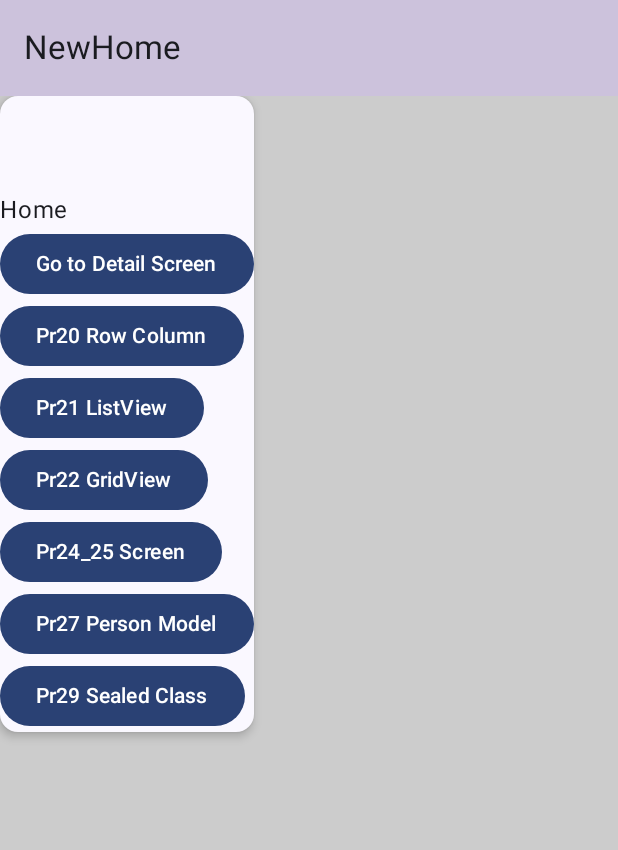
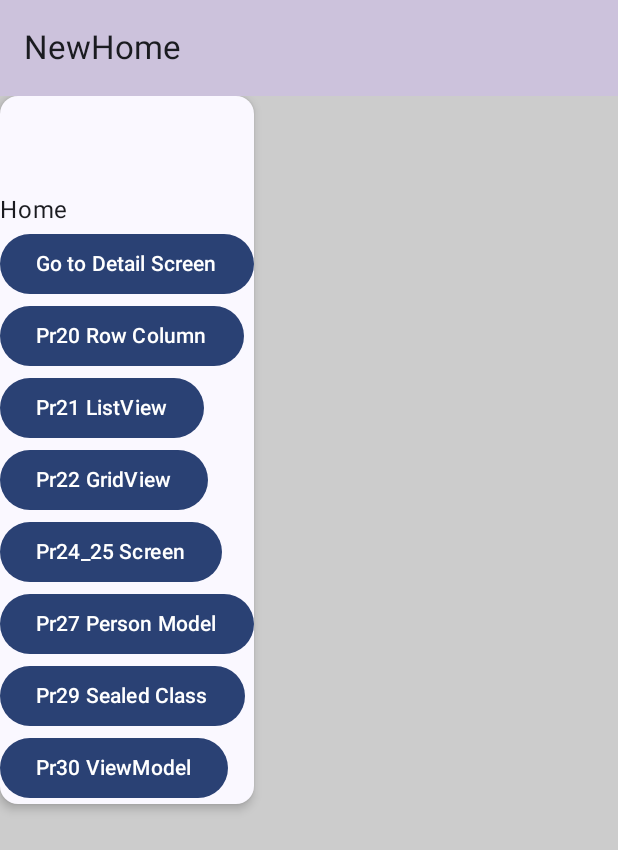
Before and after one commit to dimad2602/Kotlin_course, an Android app built with Jetpack Compose: the screen it shows after launch (MainActivity), on a phone screen of 412 x 824 dp. Shown: the top 850 px of the screen. Run offline under Robolectric (Android 15) with nearby library versions, the phone set to English and light mode, and no system bars.

Commit message:
viewModel test

```diff
--- a/app/build.gradle.kts
+++ b/app/build.gradle.kts
@@ -51,6 +51,7 @@ android {
 
 dependencies {
 
+    implementation(libs.androidx.lifecycle.viewmodel.compose)
     implementation(libs.androidx.core.ktx)
     implementation(libs.androidx.lifecycle.runtime.ktx)
     implementation(libs.androidx.activity.compose)
@@ -64,6 +65,7 @@ dependencies {
     implementation(libs.androidx.activity)
     implementation(libs.androidx.navigation.runtime.ktx)
     implementation(libs.androidx.navigation.compose)
+    implementation(libs.androidx.runtime.livedata)
     testImplementation(libs.junit)
     androidTestImplementation(libs.androidx.junit)
     androidTestImplementation(libs.androidx.espresso.core)
--- a/app/src/main/java/com/example/first_empty_activity/MainActivity.kt
+++ b/app/src/main/java/com/example/first_empty_activity/MainActivity.kt
@@ -9,6 +9,7 @@ import com.example.first_empty_activity.ui.theme.First_empty_activityTheme
 class MainActivity : ComponentActivity() {
     override fun onCreate(savedInstanceState: Bundle?) {
         super.onCreate(savedInstanceState)
+
         setContent {
             First_empty_activityTheme {
                 AppNavHost()
--- /dev/null
+++ b/app/src/main/java/com/example/first_empty_activity/data/models/itemModel/ItemModel.kt
@@ -0,0 +1,4 @@
+package com.example.first_empty_activity.data.models.itemModel
+
+class ItemModel(name: String, weight: String, cost: String, description: String) {
+}
--- /dev/null
+++ b/app/src/main/java/com/example/first_empty_activity/domain/list_search/list_search_event.kt
@@ -0,0 +1 @@
+package com.example.first_empty_activity.domain.list_search
--- /dev/null
+++ b/app/src/main/java/com/example/first_empty_activity/domain/list_search/list_search_factory.kt
@@ -0,0 +1,15 @@
+package com.example.first_empty_activity.domain.list_search
+
+import androidx.lifecycle.ViewModel
+import androidx.lifecycle.ViewModelProvider
+import com.example.first_empty_activity.domain.repositories.list_search.ListSearchRepo
+
+class ListSearchViewModelFactory(private val repository: ListSearchRepo) : ViewModelProvider.Factory {
+    override fun <T : ViewModel> create(modelClass: Class<T>): T {
+        if (modelClass.isAssignableFrom(ListSearchViewModel::class.java)) {
+            @Suppress("UNCHECKED_CAST")
+            return ListSearchViewModel(repository) as T
+        }
+        throw IllegalArgumentException("Unknown ViewModel class")
+    }
+}
--- /dev/null
+++ b/app/src/main/java/com/example/first_empty_activity/domain/list_search/list_search_state.kt
@@ -0,0 +1 @@
+package com.example.first_empty_activity.domain.list_search
--- /dev/null
+++ b/app/src/main/java/com/example/first_empty_activity/domain/list_search/list_search_view_model.kt
@@ -0,0 +1,52 @@
+package com.example.first_empty_activity.domain.list_search
+
+import androidx.lifecycle.LiveData
+import androidx.lifecycle.MutableLiveData
+import androidx.lifecycle.ViewModel
+import androidx.lifecycle.viewModelScope
+import com.example.first_empty_activity.data.models.itemModel.ItemModel
+import com.example.first_empty_activity.domain.repositories.list_search.ListSearchRepo
+import kotlinx.coroutines.launch
+
+class ListSearchViewModel(private val repository: ListSearchRepo) : ViewModel() {
+    private val _items = MutableLiveData<List<ItemModel>>()
+    val items: LiveData<List<ItemModel>> = _items
+
+    private val _loading = MutableLiveData<Boolean>()
+    val loading: LiveData<Boolean> = _loading
+
+    private val _error = MutableLiveData<String?>()
+    val error: LiveData<String?> = _error
+
+    init {
+        fetchItems()
+    }
+
+    fun fetchItems() {
+        viewModelScope.launch {
+            _loading.value = true
+            try {
+                _items.value = repository.getItems()
+                _error.value = null
+            } catch (e: Exception) {
+                _error.value = e.message
+            } finally {
+                _loading.value = false
+            }
+        }
+    }
+
+    fun searchItems(query: String) {
+        viewModelScope.launch {
+            _loading.value = true
+            try {
+                _items.value = repository.searchItems(query)
+                _error.value = null
+            } catch (e: Exception) {
+                _error.value = e.message
+            } finally {
+                _loading.value = false
+            }
+        }
+    }
+}
--- /dev/null
+++ b/app/src/main/java/com/example/first_empty_activity/domain/repositories/list_search/Ilist_search.kt
@@ -0,0 +1,9 @@
+package com.example.first_empty_activity.domain.repositories.list_search
+
+import com.example.first_empty_activity.data.models.itemModel.ItemModel
+
+interface Ilist_search{
+    fun getItems(): List<ItemModel>
+
+    suspend fun searchItems(query: String): List<ItemModel>
+}
--- /dev/null
+++ b/app/src/main/java/com/example/first_empty_activity/domain/repositories/list_search/list_search_repo.kt
@@ -0,0 +1,33 @@
+package com.example.first_empty_activity.domain.repositories.list_search
+
+import com.example.first_empty_activity.data.models.itemModel.ItemModel
+
+class ListSearchRepo() : Ilist_search {
+    override fun getItems(): List<ItemModel> {
+        return listOf(
+            ItemModel(
+                name = "first item",
+                weight = "first",
+                cost = "123345",
+                description = "rtyrn"
+            ),
+            ItemModel(
+                name = "second item",
+                weight = "two",
+                cost = "231",
+                description = "fgh"
+            )
+        )
+    }
+
+    override suspend fun searchItems(query: String): List<ItemModel> {
+        return listOf(
+            ItemModel(
+                name = "second item",
+                weight = "first",
+                cost = "123345",
+                description = "123"
+            )
+        )
+    }
+}
--- a/app/src/main/java/com/example/first_empty_activity/ui/navigation/AppNavHost.kt
+++ b/app/src/main/java/com/example/first_empty_activity/ui/navigation/AppNavHost.kt
@@ -2,27 +2,33 @@ package com.example.first_empty_activity.ui.navigation
 
 
 import androidx.compose.runtime.Composable
+import androidx.lifecycle.viewmodel.compose.viewModel
 import androidx.navigation.NavHostController
 import androidx.navigation.compose.NavHost
 import androidx.navigation.compose.composable
 import androidx.navigation.compose.rememberNavController
+import com.example.first_empty_activity.domain.list_search.ListSearchViewModel
+import com.example.first_empty_activity.domain.list_search.ListSearchViewModelFactory
+import com.example.first_empty_activity.domain.repositories.list_search.ListSearchRepo
 import com.example.first_empty_activity.ui.screens.detail.DetailScreen
 import com.example.first_empty_activity.ui.screens.home.HomeScreen
 import com.example.first_empty_activity.ui.screens.pr20_row_column.Pr20RowColumnScreen
 import com.example.first_empty_activity.ui.screens.pr21_listView.Pr21ListViewScreen
 import com.example.first_empty_activity.ui.screens.pr22_gridview.Pr22GridViewScreen
 import com.example.first_empty_activity.ui.screens.pr23.Pr23CustomScrollViewScreen
-import com.example.first_empty_activity.ui.screens.pr23.Pr23CustomScrollViewScreenPreview
 import com.example.first_empty_activity.ui.screens.pr24_25.Pr2425Screen
 import com.example.first_empty_activity.ui.screens.pr27_model.Pr27Model
 import com.example.first_empty_activity.ui.screens.pr29_sealed.Pr29Sealed
-
+import com.example.first_empty_activity.ui.screens.pr30_list_search.Pr30ListSearchScreen
 
 @Composable
 fun AppNavHost(
     navController: NavHostController = rememberNavController(),
     startDestination: String = "home"
 ) {
+    val repository = ListSearchRepo()
+    val viewModel: ListSearchViewModel = viewModel(factory = ListSearchViewModelFactory(repository))
+
     NavHost(navController = navController, startDestination = startDestination) {
         composable("Home") { HomeScreen(navController) }
         composable("Detail") { DetailScreen(navController) }
@@ -33,5 +39,11 @@ fun AppNavHost(
         composable("Pr2425") { Pr2425Screen(navController) }
         composable("Pr27") { Pr27Model(navController) }
         composable("Pr29") { Pr29Sealed(navController) }
+        composable("Pr30") {
+            Pr30ListSearchScreen(
+                viewModel = viewModel,
+                navController = navController
+            )
+        }
     }
 }
--- a/app/src/main/java/com/example/first_empty_activity/ui/screens/home/HomeScreen.kt
+++ b/app/src/main/java/com/example/first_empty_activity/ui/screens/home/HomeScreen.kt
@@ -64,6 +64,9 @@ fun HomeScreen(navController: NavController) {
                     Button(onClick = { navController.navigate("Pr29") }) {
                         Text("Pr29 Sealed Class")
                     }
+                    Button(onClick = { navController.navigate("Pr30") }) {
+                        Text("Pr30 ViewModel")
+                    }
                 }
             }
 //            Surface(modifier = Modifier.padding(innerPadding)) {
--- a/gradle/libs.versions.toml
+++ b/gradle/libs.versions.toml
@@ -13,6 +13,7 @@ material = "1.12.0"
 activity = "1.9.0"
 navigationRuntimeKtx = "2.7.7"
 navigationCompose = "2.7.7"
+runtimeLivedata = "1.6.8"
 
 [libraries]
 androidx-core-ktx = { group = "androidx.core", name = "core-ktx", version.ref = "coreKtx" }
@@ -34,6 +35,9 @@ material = { group = "com.google.android.material", name = "material", version.r
 androidx-activity = { group = "androidx.activity", name = "activity", version.ref = "activity" }
 androidx-navigation-runtime-ktx = { group = "androidx.navigation", name = "navigation-runtime-ktx", version.ref = "navigationRuntimeKtx" }
 androidx-navigation-compose = { group = "androidx.navigation", name = "navigation-compose", version.ref = "navigationCompose" }
+androidx-runtime-livedata = { group = "androidx.compose.runtime", name = "runtime-livedata", version.ref = "runtimeLivedata" }
+
+androidx-lifecycle-viewmodel-compose = { module = "androidx.lifecycle:lifecycle-viewmodel-compose", version.ref = "lifecycleRuntimeKtx" }
 
 [plugins]
 android-application = { id = "com.android.application", version.ref = "agp" }
```
Also changed, not shown: app/src/main/java/com/example/first_empty_activity/ui/screens/pr30_list_search/pr30_list_search.kt (added, +62 -0 lines).
